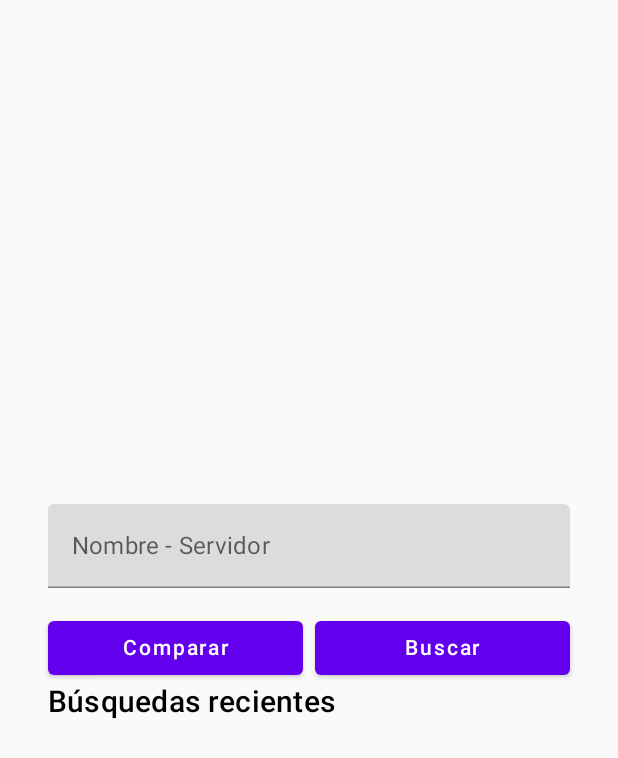
After one commit to AlbertoCodex/HeroMetrics, an Android app built with Jetpack Compose: the BusquedaScreen screen opened through its navigation route, on a phone screen of 412 x 824 dp. The commit adds this screen. Shown: the top 758 px of the screen. Run offline under Robolectric (Android 15) with nearby library versions, the phone set to English and light mode, and no system bars; our stand-ins replace Firebase (no records; nobody signed in at launch, a user with empty details on screens opened directly), livedata-compose; 1 statement that could not run was skipped.

Commit message:
Data + Navigation + Busqueda ScreenViewModel

```diff
--- a/app/build.gradle.kts
+++ b/app/build.gradle.kts
@@ -87,6 +87,7 @@ dependencies {
     implementation(libs.moshi)
     implementation(libs.moshi.kotlin)
     implementation(libs.retrofit.moshi.converter)
+    implementation(libs.androidx.runtime.livedata)
     kapt(libs.moshi.kotlin.codegen)  // Procesador de anotaciones para Moshi
 
     // GSON
--- a/app/src/main/java/com/example/herometrics/MainActivity.kt
+++ b/app/src/main/java/com/example/herometrics/MainActivity.kt
@@ -4,25 +4,27 @@ import android.os.Bundle
 import android.util.Log
 import androidx.activity.ComponentActivity
 import androidx.activity.compose.setContent
-import com.example.herometrics.test.CharacterScreen
-import com.example.herometrics.test.JetpackComposeBasicColumnChart
+import com.example.herometrics.data.DataFirebase
+import com.example.herometrics.navigation.AppNavigation
+import com.google.firebase.auth.ktx.auth
+import com.google.firebase.firestore.ktx.firestore
+import com.google.firebase.ktx.Firebase
 import com.example.herometrics.ui.theme.HeroMetricsTheme
-import com.example.herometrics.wclogs.RankingResponseWrapper
-import com.example.herometrics.wclogs.RetrofitClient
-import com.example.herometrics.wclogs.SingleRanking
-import com.example.herometrics.wclogs.query.*
+import com.example.herometrics.api.wclogs.RetrofitClient
+import com.example.herometrics.api.wclogs.query.GraphQLRequest
 import kotlinx.coroutines.CoroutineScope
 import kotlinx.coroutines.Dispatchers
 import kotlinx.coroutines.launch
 import org.json.JSONObject
-import org.json.JSONArray
 
 class MainActivity : ComponentActivity() {
     override fun onCreate(savedInstanceState: Bundle?) {
+        // Instancia de Firebase
+        val firebase = DataFirebase(Firebase.auth, Firebase.firestore)
         super.onCreate(savedInstanceState)
         setContent {
             HeroMetricsTheme {
-                CharacterScreen()
+                AppNavigation(firebase.auth, firebase.db)
                 fetchTopSpecFromBoss("9ef8b85e-cf47-4ecb-8ed5-321a33bb0a08", "6DMDP3RjlSGjvQcCNmdLRIO5D9igxCuFpGdPB1eO", 3009, "Frost")
             }
         }
--- a/app/src/main/java/com/example/herometrics/test/AuthService.kt
+++ b/app/src/main/java/com/example/herometrics/api/armory/AuthService.kt
@@ -1,8 +1,6 @@
-package com.example.herometrics.test
+package com.example.herometrics.api.armory
 
 import retrofit2.http.*
-import retrofit2.Retrofit
-import retrofit2.converter.gson.GsonConverterFactory
 import com.google.gson.annotations.SerializedName
 
 interface AuthService {
--- a/app/src/main/java/com/example/herometrics/test/CharacterScreen.kt
+++ b/app/src/main/java/com/example/herometrics/api/armory/CharacterScreen.kt
@@ -1,4 +1,4 @@
-package com.example.herometrics.test
+package com.example.herometrics.api.armory
 
 import androidx.compose.foundation.layout.Column
 import androidx.compose.foundation.layout.padding
--- a/app/src/main/java/com/example/herometrics/test/CharacterStatsResponse.kt
+++ b/app/src/main/java/com/example/herometrics/api/armory/CharacterStatsResponse.kt
@@ -1,4 +1,4 @@
-package com.example.herometrics.test
+package com.example.herometrics.api.armory
 
 data class CharacterStatsResponse(
     val health: Int,
--- a/app/src/main/java/com/example/herometrics/test/CharacterViewModel.kt
+++ b/app/src/main/java/com/example/herometrics/api/armory/CharacterViewModel.kt
@@ -1,4 +1,4 @@
-package com.example.herometrics.test
+package com.example.herometrics.api.armory
 
 import androidx.compose.runtime.getValue
 import androidx.compose.runtime.mutableStateOf
@@ -23,7 +23,7 @@ class CharacterViewModel : ViewModel() {
     private val clientSecret = "8uufmeKFCpvYiXDlgDIdp9GOCgCWDKjL"
 
     init {
-        fetchCharacterStats("stormscale", "zenys")
+        fetchCharacterStats("sanguino", "zenys")
     }
 
     fun fetchCharacterStats(realm: String, name: String) {
--- a/app/src/main/java/com/example/herometrics/test/WoWApiService.kt
+++ b/app/src/main/java/com/example/herometrics/api/armory/WoWApiService.kt
@@ -1,7 +1,6 @@
-package com.example.herometrics.test
+package com.example.herometrics.api.armory
 
 import retrofit2.http.*
-import com.google.gson.annotations.SerializedName
 
 interface WowApiService {
     @GET("profile/wow/character/{realm}/{characterName}/statistics")
--- a/app/src/main/java/com/example/herometrics/wclogs/AuthResponse.kt
+++ b/app/src/main/java/com/example/herometrics/api/wclogs/AuthResponse.kt
@@ -1,4 +1,4 @@
-package com.example.herometrics.wclogs
+package com.example.herometrics.api.wclogs
 
 import com.squareup.moshi.JsonClass
 
--- a/app/src/main/java/com/example/herometrics/wclogs/AuthService.kt
+++ b/app/src/main/java/com/example/herometrics/api/wclogs/AuthService.kt
@@ -1,4 +1,4 @@
-package com.example.herometrics.wclogs
+package com.example.herometrics.api.wclogs
 
 import retrofit2.http.Field
 import retrofit2.http.FormUrlEncoded
--- a/app/src/main/java/com/example/herometrics/wclogs/RetrofitClient.kt
+++ b/app/src/main/java/com/example/herometrics/api/wclogs/RetrofitClient.kt
@@ -1,6 +1,6 @@
-package com.example.herometrics.wclogs
+package com.example.herometrics.api.wclogs
 
-import com.example.herometrics.wclogs.query.GraphQLService
+import com.example.herometrics.api.wclogs.query.GraphQLService
 import com.squareup.moshi.Moshi
 import com.squareup.moshi.kotlin.reflect.KotlinJsonAdapterFactory
 import retrofit2.converter.moshi.MoshiConverterFactory
--- a/app/src/main/java/com/example/herometrics/wclogs/data.kt
+++ b/app/src/main/java/com/example/herometrics/api/wclogs/data.kt
@@ -1,4 +1,4 @@
-package com.example.herometrics.wclogs
+package com.example.herometrics.api.wclogs
 
 import com.google.gson.JsonObject
 
--- a/app/src/main/java/com/example/herometrics/wclogs/query/GraphQLRequest.kt
+++ b/app/src/main/java/com/example/herometrics/api/wclogs/query/GraphQLRequest.kt
@@ -1,4 +1,4 @@
-package com.example.herometrics.wclogs.query
+package com.example.herometrics.api.wclogs.query
 
 import com.squareup.moshi.JsonClass
 
--- a/app/src/main/java/com/example/herometrics/wclogs/query/GraphQLService.kt
+++ b/app/src/main/java/com/example/herometrics/api/wclogs/query/GraphQLService.kt
@@ -1,4 +1,4 @@
-package com.example.herometrics.wclogs.query
+package com.example.herometrics.api.wclogs.query
 
 import okhttp3.ResponseBody
 import retrofit2.Response
--- /dev/null
+++ b/app/src/main/java/com/example/herometrics/data/DataFirebase.kt
@@ -0,0 +1,9 @@
+package com.example.herometrics.data
+
+import com.google.firebase.auth.FirebaseAuth
+import com.google.firebase.firestore.FirebaseFirestore
+
+data class DataFirebase(
+    val auth: FirebaseAuth = FirebaseAuth.getInstance(),
+    val db: FirebaseFirestore = FirebaseFirestore.getInstance()
+)
--- /dev/null
+++ b/app/src/main/java/com/example/herometrics/data/DataPlayer.kt
@@ -0,0 +1,7 @@
+package com.example.herometrics.data
+
+data class DataPlayer(
+    val nombre: String = "",
+    val servidor: String = "",
+    val region: String = ""
+)
--- /dev/null
+++ b/app/src/main/java/com/example/herometrics/navigation/AppNavigation.kt
@@ -0,0 +1,43 @@
+package com.example.herometrics.navigation
+
+import androidx.compose.runtime.Composable
+import androidx.compose.runtime.remember
+import androidx.navigation.compose.NavHost
+import androidx.navigation.compose.composable
+import androidx.navigation.compose.rememberNavController
+import com.example.herometrics.data.DataFirebase
+import com.example.herometrics.screens.busqueda.BusquedaScreen
+import com.example.herometrics.screens.busqueda.BusquedaViewModel
+import com.google.firebase.auth.FirebaseAuth
+import com.google.firebase.firestore.FirebaseFirestore
+
+@Composable
+fun AppNavigation(auth: FirebaseAuth, db: FirebaseFirestore) {
+    val navController = rememberNavController()
+    val dataFirebase = remember { DataFirebase(auth, db) }
+
+    NavHost(navController = navController, startDestination = AppScreens.Busqueda.route) {
+        composable(route = AppScreens.Busqueda.route) {
+            val viewModel = remember { BusquedaViewModel(dataFirebase) }
+
+            BusquedaScreen(
+                navController = navController,
+                viewModel = viewModel
+            )
+        }
+
+        /*
+        composable(route = AppScreens.Comparison.route) {
+            ComparisonScreen()
+        }
+
+        composable(route = AppScreens.Splash.route) {
+            SplashScreen(navController)
+        }
+
+        composable(route = AppScreens.Profile.route) {
+            ProfileScreen(navController, ProfileViewModel(), db, auth)
+        }
+        */
+    }
+}
--- /dev/null
+++ b/app/src/main/java/com/example/herometrics/navigation/AppScreens.kt
@@ -0,0 +1,8 @@
+package com.example.herometrics.navigation
+
+sealed class AppScreens(val route:String) {
+    object Busqueda:AppScreens("busqueda")
+    object Comparison:AppScreens("comparison")
+    object Splash:AppScreens("splash")
+    object Profile:AppScreens("profile")
+}
--- /dev/null
+++ b/app/src/main/java/com/example/herometrics/screens/busqueda/BusquedaScreen.kt
@@ -0,0 +1,98 @@
+package com.example.herometrics.screens.busqueda
+
+import androidx.compose.foundation.clickable
+import androidx.compose.foundation.layout.*
+import androidx.compose.foundation.lazy.LazyColumn
+import androidx.compose.foundation.lazy.items
+import androidx.compose.material.Button
+import androidx.compose.material.MaterialTheme
+import androidx.compose.material.Text
+import androidx.compose.material.TextField
+import androidx.compose.runtime.*
+import androidx.compose.runtime.livedata.observeAsState
+import androidx.compose.ui.Alignment
+import androidx.compose.ui.Modifier
+import androidx.compose.ui.unit.dp
+import androidx.navigation.NavHostController
+
+@Composable
+fun BusquedaScreen(
+    navController: NavHostController,
+    viewModel: BusquedaViewModel
+) {
+    Box(
+        Modifier
+            .fillMaxSize()
+            .padding(16.dp)
+    ) {
+        viewModel.cargarBusquedasRecientes()
+        BusquedaContent(
+            modifier = Modifier.align(Alignment.Center),
+            navController = navController,
+            viewModel = viewModel
+        )
+    }
+}
+
+@Composable
+fun BusquedaContent(
+    modifier: Modifier = Modifier,
+    navController: NavHostController,
+    viewModel: BusquedaViewModel
+) {
+    val busqueda by viewModel.busqueda.observeAsState(initial = "")
+    val recientes by viewModel.recientes.observeAsState(emptyList())
+    val showDialog by viewModel.showDialog.observeAsState(initial = false)
+    val errorDialog by viewModel.errorDialog.observeAsState(initial = "")
+
+
+    Column(modifier = modifier.padding(16.dp)) {
+        TextField(
+            value = busqueda,
+            onValueChange = { viewModel.setBusqueda(it) },
+            label = { Text("Nombre - Servidor") },
+            modifier = Modifier.fillMaxWidth()
+        )
+
+        Spacer(modifier = Modifier.height(16.dp))
+
+        Row(
+            modifier = Modifier.fillMaxWidth(),
+            horizontalArrangement = Arrangement.spacedBy(8.dp)
+        ) {
+            Button(
+                onClick = {
+                    // navController.navigate(comparar")
+                },
+                modifier = Modifier.weight(1f)
+            ) {
+                Text("Comparar")
+            }
+
+            Button(
+                onClick = {
+                    navController.navigate("profile")
+                },
+                modifier = Modifier.weight(1f)
+            ) {
+                Text("Buscar")
+            }
+        }
+
+        Text("Búsquedas recientes", style = MaterialTheme.typography.h6)
+
+        Spacer(modifier = Modifier.height(8.dp))
+
+        LazyColumn {
+            items(recientes) { busqueda ->
+                Text(
+                    text = busqueda.nombre,
+                    modifier = Modifier
+                        .fillMaxWidth()
+                        .padding(vertical = 8.dp)
+                        .clickable { viewModel.setBusqueda(busqueda.nombre) }
+                )
+            }
+        }
+    }
+}
--- /dev/null
+++ b/app/src/main/java/com/example/herometrics/screens/busqueda/BusquedaViewModel.kt
@@ -0,0 +1,48 @@
+package com.example.herometrics.screens.busqueda
+
+import android.util.Log
+import androidx.lifecycle.LiveData
+import androidx.lifecycle.MutableLiveData
+import androidx.lifecycle.ViewModel
+import com.example.herometrics.data.DataFirebase
+import com.example.herometrics.data.DataPlayer
+import com.google.firebase.firestore.Query
+
+class BusquedaViewModel(
+    private val dataFirebase: DataFirebase
+) : ViewModel() {
+
+    private val _busqueda = MutableLiveData<String>()
+    val busqueda: LiveData<String> = _busqueda
+
+    private val _recientes = MutableLiveData<List<DataPlayer>>()
+    val recientes: LiveData<List<DataPlayer>> = _recientes
+
+    private val _showDialog = MutableLiveData<Boolean>()
+    val showDialog: LiveData<Boolean> = _showDialog
+
+    private val _errorDialog = MutableLiveData<String>()
+    val errorDialog: LiveData<String> = _errorDialog
+
+    fun setBusqueda(valor: String) {
+        _busqueda.value = valor
+    }
+
+    fun cargarBusquedasRecientes() {
+        var query: Query = dataFirebase.db.collection("busquedas")
+        query.get()
+            .addOnSuccessListener { snapshot ->
+                val listaPlayers = snapshot.documents.map { doc ->
+                    DataPlayer(
+                        nombre = doc.getString("nombre") ?: "",
+                        servidor = doc.getString("servidor") ?: "",
+                        region = doc.getString("region") ?: ""
+                    )
+                }
+                _recientes.value = listaPlayers
+            }
+            .addOnFailureListener { error ->
+               Log.d("busqueda","Error al cargar ${error.message}")
+            }
+    }
+}
--- a/gradle/libs.versions.toml
+++ b/gradle/libs.versions.toml
@@ -10,6 +10,7 @@ activityCompose = "1.10.1"
 composeBom = "2024.04.01"
 vico = "2.1.2"
 moshi = "1.15.0"
+runtimeLivedata = "1.8.2"
 
 [libraries]
 androidx-core-ktx = { group = "androidx.core", name = "core-ktx", version.ref = "coreKtx" }
@@ -47,6 +48,7 @@ moshi = { group = "com.squareup.moshi", name = "moshi", version.ref = "moshi" }
 moshi-kotlin = { group = "com.squareup.moshi", name = "moshi-kotlin", version.ref = "moshi" }
 moshi-kotlin-codegen = { group = "com.squareup.moshi", name = "moshi-kotlin-codegen", version.ref = "moshi" }
 retrofit-moshi-converter = { group = "com.squareup.retrofit2", name = "converter-moshi", version = "2.9.0" }
+androidx-runtime-livedata = { group = "androidx.compose.runtime", name = "runtime-livedata", version.ref = "runtimeLivedata" }
 
 [plugins]
 android-application = { id = "com.android.application", version.ref = "agp" }
```
